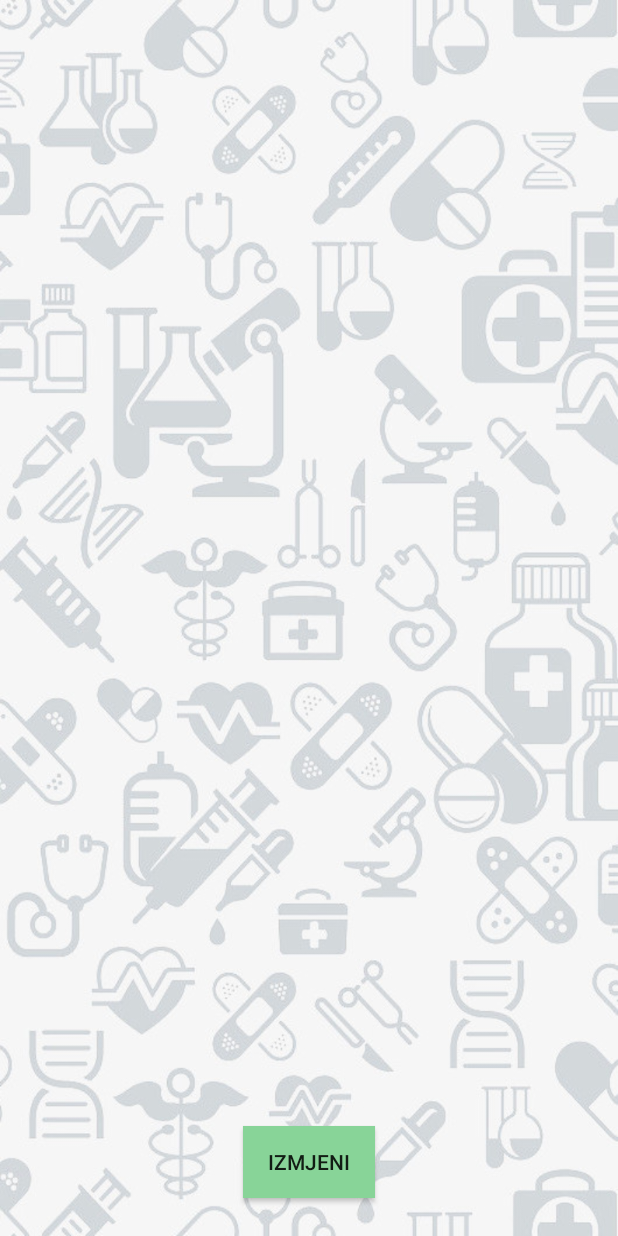
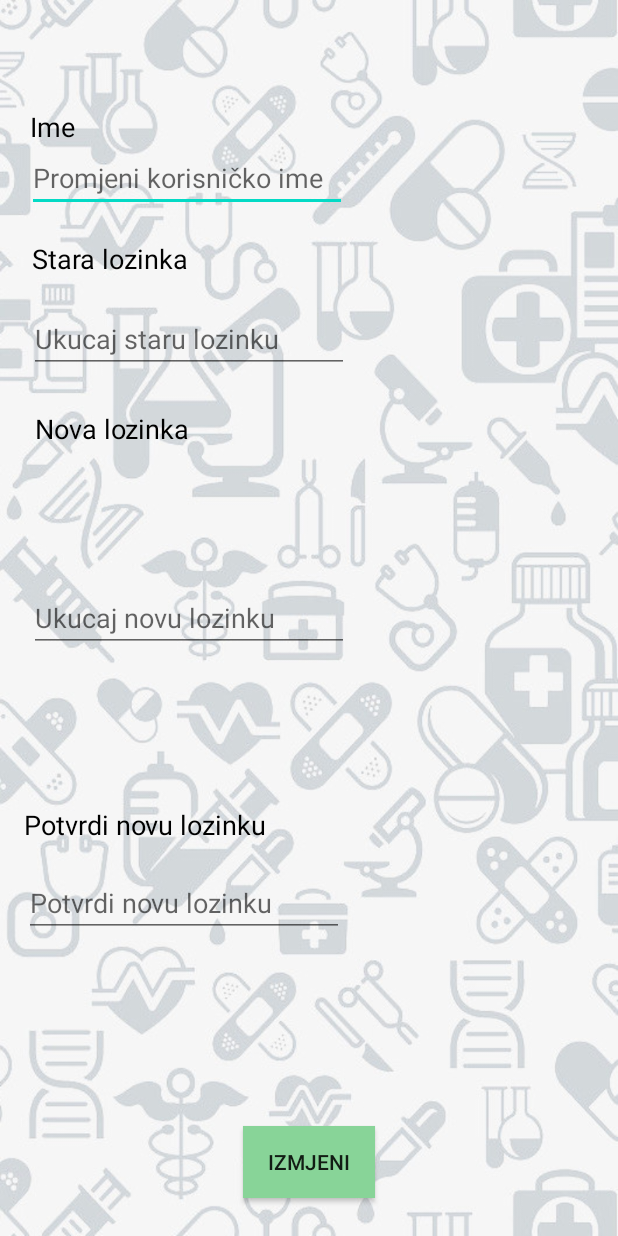
Before and after one commit to teodorabenic/Med2Go, an Android app: the Izmjenanaloga screen opened directly, with no data from a screen before it, on a phone screen of 412 x 824 dp. Run offline under Robolectric (Android 15) with nearby library versions, the phone set to English and light mode, and no system bars.

Commit message:
izmjena naloga

```diff
--- a/app/src/main/res/layout/izmjenanaloga.xml
+++ b/app/src/main/res/layout/izmjenanaloga.xml
@@ -13,4 +13,114 @@
         android:layout_marginBottom="25dp"
         android:background="#88D498"
         android:text="Izmjeni" />
+
+    <EditText
+        android:id="@+id/editText8"
+        android:layout_width="wrap_content"
+        android:layout_height="wrap_content"
+        android:layout_alignParentStart="true"
+        android:layout_alignParentTop="true"
+        android:layout_centerHorizontal="true"
+        android:layout_marginStart="18dp"
+        android:layout_marginTop="96dp"
+        android:ems="10"
+        android:hint="Promjeni korisničko ime"
+        android:inputType="textPersonName" />
+
+    <TextView
+        android:id="@+id/textView2"
+        android:layout_width="wrap_content"
+        android:layout_height="wrap_content"
+        android:layout_alignParentStart="true"
+        android:layout_alignParentLeft="true"
+        android:layout_alignParentTop="true"
+        android:layout_marginStart="20dp"
+        android:layout_marginLeft="20dp"
+        android:layout_marginTop="72dp"
+        android:text="Ime"
+        android:textColor="#020202"
+        android:textSize="18sp" />
+
+    <TextView
+        android:id="@+id/textView11"
+        android:layout_width="wrap_content"
+        android:layout_height="wrap_content"
+        android:layout_alignParentStart="true"
+        android:layout_alignParentLeft="true"
+        android:layout_alignParentTop="true"
+        android:layout_marginStart="21dp"
+        android:layout_marginLeft="21dp"
+        android:layout_marginTop="160dp"
+        android:text="Stara lozinka"
+        android:textColor="#020202"
+        android:textSize="18sp" />
+
+    <EditText
+        android:id="@+id/editText10"
+        android:layout_width="wrap_content"
+        android:layout_height="wrap_content"
+        android:layout_alignParentStart="true"
+        android:layout_alignParentLeft="true"
+        android:layout_alignParentTop="true"
+        android:layout_marginStart="19dp"
+        android:layout_marginLeft="19dp"
+        android:layout_marginTop="203dp"
+        android:ems="10"
+        android:hint="Ukucaj staru lozinku"
+        android:inputType="textPassword" />
+
+    <TextView
+        android:id="@+id/textView12"
+        android:layout_width="wrap_content"
+        android:layout_height="wrap_content"
+        android:layout_alignParentStart="true"
+        android:layout_alignParentLeft="true"
+        android:layout_alignParentTop="true"
+        android:layout_marginStart="23dp"
+        android:layout_marginLeft="23dp"
+        android:layout_marginTop="273dp"
+        android:text="Nova lozinka"
+        android:textColor="#000000"
+        android:textSize="18sp" />
+
+    <EditText
+        android:id="@+id/editText11"
+        android:layout_width="wrap_content"
+        android:layout_height="wrap_content"
+        android:layout_alignParentStart="true"
+        android:layout_alignParentLeft="true"
+        android:layout_centerVertical="true"
+        android:layout_marginStart="19dp"
+        android:layout_marginLeft="19dp"
+        android:ems="10"
+        android:hint="Ukucaj novu lozinku"
+        android:inputType="textPassword" />
+
+    <TextView
+        android:id="@+id/textView13"
+        android:layout_width="wrap_content"
+        android:layout_height="wrap_content"
+        android:layout_alignParentStart="true"
+        android:layout_alignParentLeft="true"
+        android:layout_alignParentBottom="true"
+        android:layout_marginStart="16dp"
+        android:layout_marginLeft="16dp"
+        android:layout_marginBottom="262dp"
+        android:text="Potvrdi novu lozinku"
+        android:textColor="#000000"
+        android:textSize="18sp" />
+
+    <EditText
+        android:id="@+id/editText12"
+        android:layout_width="wrap_content"
+        android:layout_height="wrap_content"
+        android:layout_alignParentStart="true"
+        android:layout_alignParentLeft="true"
+        android:layout_alignParentBottom="true"
+        android:layout_marginStart="16dp"
+        android:layout_marginLeft="16dp"
+        android:layout_marginBottom="199dp"
+        android:ems="10"
+        android:hint="Potvrdi novu lozinku"
+        android:inputType="textPassword" />
 </RelativeLayout>
--- a/app/src/main/res/layout/mojnalog.xml
+++ b/app/src/main/res/layout/mojnalog.xml
@@ -50,8 +50,11 @@
         android:layout_height="wrap_content"
         android:layout_alignParentStart="true"
         android:layout_alignParentTop="true"
-        android:layout_marginStart="-2dp"
-        android:layout_marginTop="381dp"
+        android:layout_alignParentEnd="true"
+        android:layout_centerHorizontal="true"
+        android:layout_marginStart="-3dp"
+        android:layout_marginTop="266dp"
+        android:layout_marginEnd="1dp"
         android:background="#88D498"
         android:text="Izmjena naloga" />
 
@@ -61,7 +64,8 @@
         android:layout_height="wrap_content"
         android:layout_alignParentStart="true"
         android:layout_alignParentBottom="true"
-        android:layout_marginBottom="285dp"
+        android:layout_marginStart="2dp"
+        android:layout_marginBottom="284dp"
         android:background="#88D498"
         android:text="Recepti" />
 
@@ -70,9 +74,11 @@
         android:layout_width="match_parent"
         android:layout_height="wrap_content"
         android:layout_alignParentStart="true"
+        android:layout_alignParentEnd="true"
         android:layout_alignParentBottom="true"
-        android:layout_marginStart="1dp"
-        android:layout_marginBottom="226dp"
+        android:layout_marginStart="0dp"
+        android:layout_marginEnd="1dp"
+        android:layout_marginBottom="227dp"
         android:background="#88D498"
         android:text="Poručeno" />
 
```
